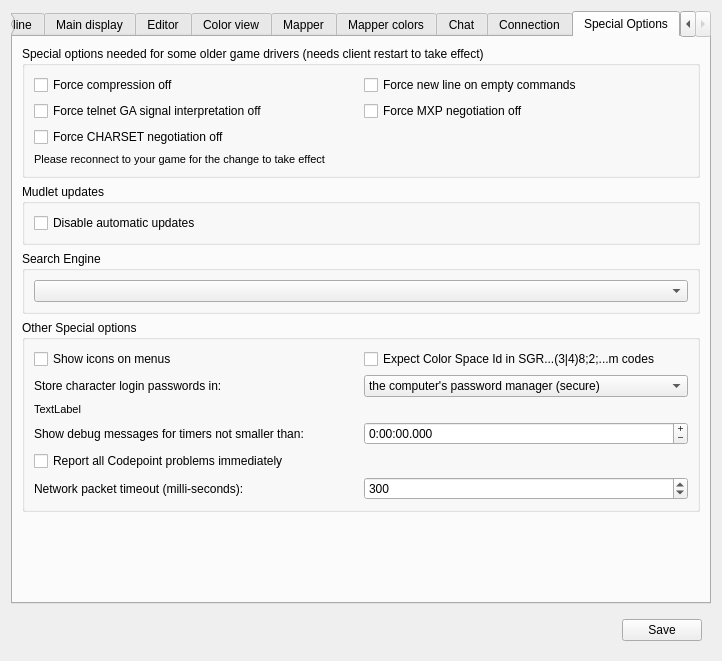
Mudlet/Mudlet, file src/ui/profile_preferences.ui: the form before one commit.
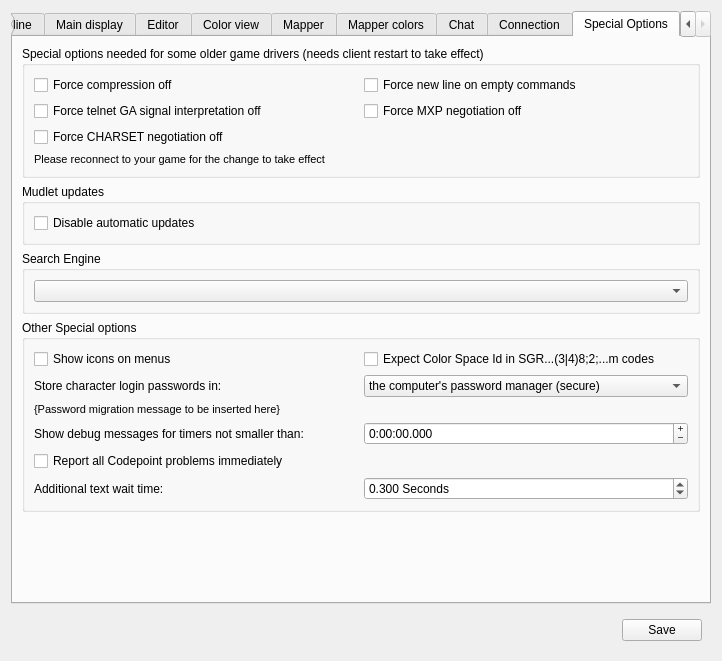
The form after the commit. The open tabs and pages were chosen to show the change. Icons and pictures are not drawn. Custom widgets are drawn as their Qt base class.

Commit message: Revise: label and tool-tip for the new Network Packet Timout knob

```diff
--- a/src/ui/profile_preferences.ui
+++ b/src/ui/profile_preferences.ui
@@ -3408,7 +3408,7 @@
              </font>
             </property>
             <property name="text">
-             <string>TextLabel</string>
+             <string notr="true" extracomment="This text does not need to be translated as it is overwritten when used by the associated C++ class dlgProfilePreferences">{Password migration message to be inserted here}</string>
             </property>
            </widget>
           </item>
@@ -3493,7 +3493,7 @@
           <item row="6" column="0">
            <widget class="QLabel" name="label_networkPackerTimeout">
             <property name="text">
-             <string>Network packet timeout (milli-seconds):</string>
+             <string>Additional text wait time:</string>
             </property>
             <property name="buddy">
              <cstring>spinBox_networkPacketTimeout</cstring>
@@ -3501,21 +3501,27 @@
            </widget>
           </item>
           <item row="6" column="1">
-           <widget class="QSpinBox" name="spinBox_networkPacketTimeout">
+           <widget class="QDoubleSpinBox" name="doubleSpinBox_networkPacketTimeout">
             <property name="toolTip">
-             <string>&lt;p&gt;&lt;i&gt;Go-Ahead&lt;/i&gt; (&lt;tt&gt;GA&lt;/tt&gt;) / &lt;i&gt;End-of-record&lt;/i&gt; (&lt;tt&gt;EOR&lt;/t&gt;) signalling are Telnet enhancements that tell Mudlet when the Game Server is done sending a piece of text. On Game Servers which do not provide &lt;tt&gt;GA&lt;/tt&gt; or &lt;tt&gt;EOR&lt;/tt&gt; this option controls how long Mudlet will wait for further network packets (i.e. text or other &amp;quot;out-of-band&amp;quot; &lt;tt&gt;OOB&lt;/tt&gt; data) to arrive. The default is 300 milli-seconds. Larger values will help to prevent unintended linebreaks in the middle of big pieces of text which may break triggers; smaller values can make Mudlet seem more responsive to incoming text but runs a risk of breaking up text (or more problematically &lt;tt&gt;OOB&lt;/tt&gt; data).&lt;/p&gt;&lt;p&gt;&lt;i&gt;Adjustment of this persistent per-profile control is &lt;b&gt;NOT&lt;/b&gt; recommended unless you understand what it is doing and why it might be helpful. Fine-tuning is likely to depend on particular network conditions and MUD Game servers and a lower (shorter wait) setting that works for one user may not be long enough for others.&lt;/i&gt;&lt;/p&gt;</string>
+             <string>&lt;p&gt;&lt;i&gt;Go-Ahead&lt;/i&gt; (&lt;tt&gt;GA&lt;/tt&gt;) and &lt;i&gt;End-of-record&lt;/i&gt; (&lt;tt&gt;EOR&lt;/tt&gt;) signalling tells Mudlet when the game server is done sending text. On games that do not provide &lt;tt&gt;GA&lt;/tt&gt; or &lt;tt&gt;EOR&lt;/tt&gt;, this option controls how long Mudlet will wait for more text to arrive. Greater values will help reduce the risk that Mudlet will split a large piece of text (with unintended line-breaks in the middle) which can stop some triggers from working. Lesser values increases the risk of text getting broken up, but may make the game feel more responsive.&lt;/p&gt;&lt;p&gt;&lt;i&gt;The default value, which was what Mudlet used before this control was added, is 0.300 Seconds.&lt;/i&gt;&lt;/p&gt;</string>
+            </property>
+            <property name="suffix">
+             <string extracomment="For most locales a space should be included so that the text is separated from the number!"> Seconds</string>
+            </property>
+            <property name="decimals">
+             <number>3</number>
             </property>
             <property name="minimum">
-             <number>10</number>
+             <double>0.010000000000000</double>
             </property>
             <property name="maximum">
-             <number>500</number>
+             <double>0.500000000000000</double>
             </property>
             <property name="singleStep">
              <number>10</number>
             </property>
             <property name="value">
-             <number>300</number>
+             <double>0.300000000000000</double>
             </property>
            </widget>
           </item>
```
Left out of the diff: 9 changed lines with no effect on the pictures. The commit also changes 2 other files.
